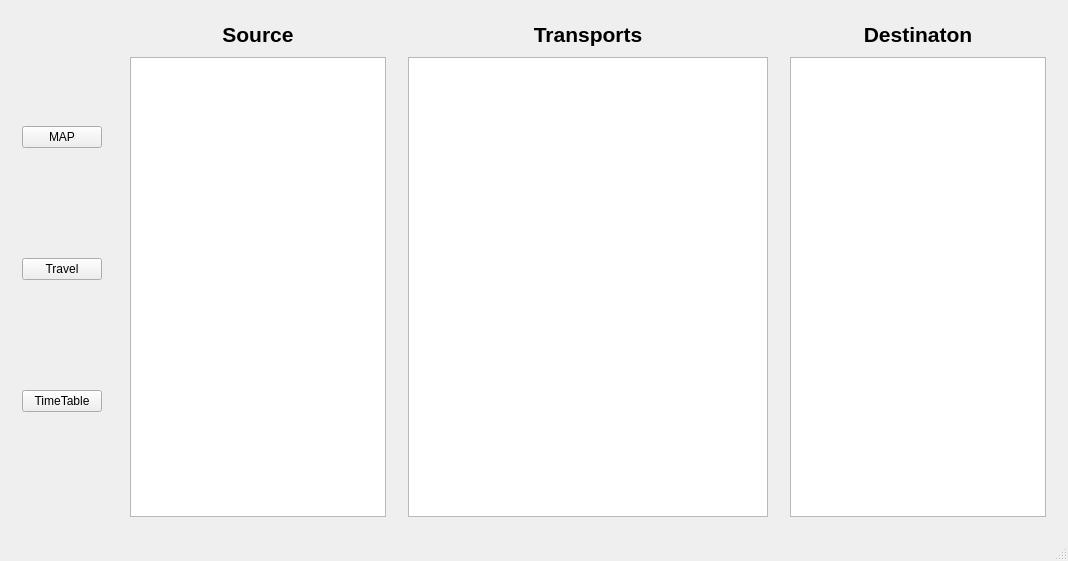
Above: source_code/MainWindow.ui from lennon624/travel-system before the change. Below: the same form after it.
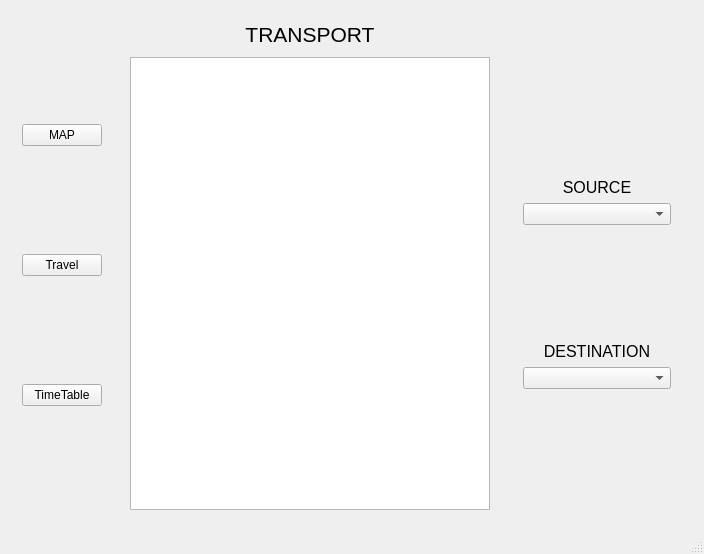
That is the form after the change. The open tabs and pages were chosen to show the change.

Diff of the .ui file:
```diff
--- a/source_code/MainWindow.ui
+++ b/source_code/MainWindow.ui
@@ -6,23 +6,28 @@
    <rect>
     <x>0</x>
     <y>0</y>
-    <width>1048</width>
-    <height>561</height>
+    <width>704</width>
+    <height>554</height>
    </rect>
   </property>
   <property name="sizePolicy">
-   <sizepolicy hsizetype="Expanding" vsizetype="Expanding">
+   <sizepolicy hsizetype="MinimumExpanding" vsizetype="Fixed">
     <horstretch>0</horstretch>
     <verstretch>0</verstretch>
    </sizepolicy>
   </property>
+  <property name="font">
+   <font>
+    <family>Microsoft YaHei UI</family>
+   </font>
+  </property>
   <property name="windowTitle">
    <string>COVID-19 Travel System</string>
   </property>
   <widget class="QWidget" name="centralWidget">
    <layout class="QHBoxLayout" name="horizontalLayout">
     <item>
-     <widget class="QWidget" name="widget_2" native="true">
+     <widget class="QWidget" name="widget_control" native="true">
       <property name="sizePolicy">
        <sizepolicy hsizetype="Fixed" vsizetype="Preferred">
         <horstretch>0</horstretch>
@@ -57,7 +62,7 @@
     <item>
      <widget class="QStackedWidget" name="stackedWidget">
       <property name="sizePolicy">
-       <sizepolicy hsizetype="Fixed" vsizetype="Preferred">
+       <sizepolicy hsizetype="Expanding" vsizetype="Preferred">
         <horstretch>0</horstretch>
         <verstretch>0</verstretch>
        </sizepolicy>
@@ -76,84 +81,112 @@
         <property name="verticalSpacing">
          <number>10</number>
         </property>
-        <item row="3" column="0" colspan="2">
-         <widget class="QListWidget" name="listWidget_src">
-          <property name="sizePolicy">
-           <sizepolicy hsizetype="Fixed" vsizetype="Expanding">
-            <horstretch>0</horstretch>
-            <verstretch>0</verstretch>
-           </sizepolicy>
-          </property>
-          <property name="minimumSize">
-           <size>
-            <width>150</width>
-            <height>0</height>
-           </size>
-          </property>
+        <item row="2" column="2">
+         <widget class="QWidget" name="widget_choose" native="true">
+          <layout class="QVBoxLayout" name="verticalLayout_2">
+           <item>
+            <spacer name="verticalSpacer">
+             <property name="orientation">
+              <enum>Qt::Vertical</enum>
+             </property>
+             <property name="sizeHint" stdset="0">
+              <size>
+               <width>20</width>
+               <height>40</height>
+              </size>
+             </property>
+            </spacer>
+           </item>
+           <item>
+            <widget class="QLabel" name="label_srcCity">
+             <property name="font">
+              <font>
+               <family>Microsoft YaHei UI</family>
+              </font>
+             </property>
+             <property name="text">
+              <string>&lt;html&gt;&lt;head/&gt;&lt;body&gt;&lt;p align=&quot;center&quot;&gt;&lt;span style=&quot; font-size:12pt;&quot;&gt;SOURCE&lt;/span&gt;&lt;/p&gt;&lt;/body&gt;&lt;/html&gt;</string>
+             </property>
+            </widget>
+           </item>
+           <item>
+            <widget class="QComboBox" name="combo_srcCity">
+             <property name="font">
+              <font>
+               <family>Microsoft YaHei UI</family>
+              </font>
+             </property>
+            </widget>
+           </item>
+           <item>
+            <spacer name="verticalSpacer_3">
+             <property name="orientation">
+              <enum>Qt::Vertical</enum>
+             </property>
+             <property name="sizeHint" stdset="0">
+              <size>
+               <width>20</width>
+               <height>40</height>
+              </size>
+             </property>
+            </spacer>
+           </item>
+           <item>
+            <widget class="QLabel" name="label_destCity">
+             <property name="sizePolicy">
+              <sizepolicy hsizetype="Preferred" vsizetype="Minimum">
+               <horstretch>0</horstretch>
+               <verstretch>0</verstretch>
+              </sizepolicy>
+             </property>
+             <property name="font">
+              <font>
+               <family>Microsoft YaHei UI</family>
+              </font>
+             </property>
+             <property name="text">
+              <string>&lt;html&gt;&lt;head/&gt;&lt;body&gt;&lt;p align=&quot;center&quot;&gt;&lt;span style=&quot; font-size:12pt;&quot;&gt;DESTINATION&lt;/span&gt;&lt;/p&gt;&lt;/body&gt;&lt;/html&gt;</string>
+             </property>
+            </widget>
+           </item>
+           <item>
+            <widget class="QComboBox" name="combo_destCity">
+             <property name="font">
+              <font>
+               <family>Microsoft YaHei UI</family>
+              </font>
+             </property>
+            </widget>
+           </item>
+           <item>
+            <spacer name="verticalSpacer_2">
+             <property name="orientation">
+              <enum>Qt::Vertical</enum>
+             </property>
+             <property name="sizeHint" stdset="0">
+              <size>
+               <width>20</width>
+               <height>40</height>
+              </size>
+             </property>
+            </spacer>
+           </item>
+          </layout>
          </widget>
         </item>
-        <item row="0" column="4">
+        <item row="0" column="1">
          <widget class="QLabel" name="label_srcTitle">
-          <property name="text">
-           <string>&lt;html&gt;&lt;head/&gt;&lt;body&gt;&lt;p align=&quot;center&quot;&gt;&lt;span style=&quot; font-size:16pt; font-weight:600;&quot;&gt;Transports&lt;/span&gt;&lt;/p&gt;&lt;/body&gt;&lt;/html&gt;</string>
+          <property name="font">
+           <font>
+            <family>Microsoft YaHei UI</family>
+           </font>
           </property>
-         </widget>
-        </item>
-        <item row="3" column="7">
-         <widget class="QListWidget" name="listWidget_dest">
-          <property name="sizePolicy">
-           <sizepolicy hsizetype="Fixed" vsizetype="Expanding">
-            <horstretch>0</horstretch>
-            <verstretch>0</verstretch>
-           </sizepolicy>
-          </property>
-          <property name="minimumSize">
-           <size>
-            <width>150</width>
-            <height>0</height>
-           </size>
-          </property>
-         </widget>
-        </item>
-        <item row="0" column="7">
-         <widget class="QLabel" name="label_destTitle">
-          <property name="sizePolicy">
-           <sizepolicy hsizetype="Expanding" vsizetype="Preferred">
-            <horstretch>0</horstretch>
-            <verstretch>0</verstretch>
-           </sizepolicy>
-          </property>
-          <property name="minimumSize">
-           <size>
-            <width>150</width>
-            <height>0</height>
-           </size>
-          </property>
           <property name="text">
-           <string>&lt;html&gt;&lt;head/&gt;&lt;body&gt;&lt;p align=&quot;center&quot;&gt;&lt;span style=&quot; font-size:16pt; font-weight:600;&quot;&gt;Destinaton&lt;/span&gt;&lt;/p&gt;&lt;/body&gt;&lt;/html&gt;</string>
+           <string>&lt;html&gt;&lt;head/&gt;&lt;body&gt;&lt;p align=&quot;center&quot;&gt;&lt;span style=&quot; font-size:16pt;&quot;&gt;TRANSPORT&lt;/span&gt;&lt;/p&gt;&lt;/body&gt;&lt;/html&gt;</string>
           </property>
          </widget>
         </item>
-        <item row="0" column="0" colspan="2">
-         <widget class="QLabel" name="label_transTitle">
-          <property name="sizePolicy">
-           <sizepolicy hsizetype="Expanding" vsizetype="Preferred">
-            <horstretch>0</horstretch>
-            <verstretch>0</verstretch>
-           </sizepolicy>
-          </property>
-          <property name="minimumSize">
-           <size>
-            <width>150</width>
-            <height>0</height>
-           </size>
-          </property>
-          <property name="text">
-           <string>&lt;html&gt;&lt;head/&gt;&lt;body&gt;&lt;p align=&quot;center&quot;&gt;&lt;span style=&quot; font-size:16pt; font-weight:600;&quot;&gt;Source&lt;/span&gt;&lt;/p&gt;&lt;/body&gt;&lt;/html&gt;</string>
-          </property>
-         </widget>
-        </item>
-        <item row="3" column="4">
+        <item row="2" column="1">
          <widget class="QListWidget" name="listWidget_trans">
           <property name="sizePolicy">
            <sizepolicy hsizetype="Fixed" vsizetype="Expanding">
@@ -184,7 +217,158 @@
        </layout>
       </widget>
       <widget class="QWidget" name="page_map"/>
-      <widget class="QWidget" name="page_travel"/>
+      <widget class="QWidget" name="page_travel">
+       <layout class="QGridLayout" name="gridLayout">
+        <item row="1" column="0">
+         <widget class="QListWidget" name="listWidget_plan">
+          <property name="sizePolicy">
+           <sizepolicy hsizetype="Fixed" vsizetype="Expanding">
+            <horstretch>0</horstretch>
+            <verstretch>0</verstretch>
+           </sizepolicy>
+          </property>
+          <property name="minimumSize">
+           <size>
+            <width>360</width>
+            <height>110</height>
+           </size>
+          </property>
+          <property name="contextMenuPolicy">
+           <enum>Qt::DefaultContextMenu</enum>
+          </property>
+          <property name="verticalScrollBarPolicy">
+           <enum>Qt::ScrollBarAlwaysOff</enum>
+          </property>
+          <property name="horizontalScrollBarPolicy">
+           <enum>Qt::ScrollBarAlwaysOff</enum>
+          </property>
+          <property name="sizeAdjustPolicy">
+           <enum>QAbstractScrollArea::AdjustToContentsOnFirstShow</enum>
+          </property>
+         </widget>
+        </item>
+        <item row="1" column="1">
+         <widget class="QWidget" name="widget_2" native="true">
+          <layout class="QVBoxLayout" name="verticalLayout_4">
+           <item>
+            <spacer name="verticalSpacer_6">
+             <property name="orientation">
+              <enum>Qt::Vertical</enum>
+             </property>
+             <property name="sizeHint" stdset="0">
+              <size>
+               <width>20</width>
+               <height>40</height>
+              </size>
+             </property>
+            </spacer>
+           </item>
+           <item>
+            <widget class="QLabel" name="label_5">
+             <property name="text">
+              <string>&lt;html&gt;&lt;head/&gt;&lt;body&gt;&lt;p align=&quot;center&quot;&gt;&lt;span style=&quot; font-size:12pt;&quot;&gt;START  FROM&lt;/span&gt;&lt;/p&gt;&lt;/body&gt;&lt;/html&gt;</string>
+             </property>
+            </widget>
+           </item>
+           <item>
+            <widget class="QComboBox" name="comboBox">
+             <property name="enabled">
+              <bool>true</bool>
+             </property>
+            </widget>
+           </item>
+           <item>
+            <spacer name="verticalSpacer_4">
+             <property name="orientation">
+              <enum>Qt::Vertical</enum>
+             </property>
+             <property name="sizeHint" stdset="0">
+              <size>
+               <width>20</width>
+               <height>40</height>
+              </size>
+             </property>
+            </spacer>
+           </item>
+           <item>
+            <widget class="QLabel" name="label_4">
+             <property name="text">
+              <string>&lt;html&gt;&lt;head/&gt;&lt;body&gt;&lt;p align=&quot;center&quot;&gt;&lt;span style=&quot; font-size:12pt;&quot;&gt;DESTINATION&lt;/span&gt;&lt;/p&gt;&lt;/body&gt;&lt;/html&gt;</string>
+             </property>
+            </widget>
+           </item>
+           <item>
+            <widget class="QComboBox" name="combo_destTravel">
+             <property name="editable">
+              <bool>false</bool>
+             </property>
+            </widget>
+           </item>
+           <item>
+            <spacer name="verticalSpacer_5">
+             <property name="orientation">
+              <enum>Qt::Vertical</enum>
+             </property>
+             <property name="sizeHint" stdset="0">
+              <size>
+               <width>20</width>
+               <height>40</height>
+              </size>
+             </property>
+            </spacer>
+           </item>
+           <item>
+            <widget class="QPushButton" name="pushButton">
+             <property name="text">
+              <string>Confirm</string>
+             </property>
+            </widget>
+           </item>
+           <item>
+            <spacer name="verticalSpacer_7">
+             <property name="orientation">
+              <enum>Qt::Vertical</enum>
+             </property>
+             <property name="sizeHint" stdset="0">
+              <size>
+               <width>20</width>
+               <height>40</height>
+              </size>
+             </property>
+            </spacer>
+           </item>
+           <item>
+            <widget class="QPushButton" name="pushButton_2">
+             <property name="text">
+              <string>MyPlan</string>
+             </property>
+            </widget>
+           </item>
+           <item>
+            <spacer name="verticalSpacer_8">
+             <property name="orientation">
+              <enum>Qt::Vertical</enum>
+             </property>
+             <property name="sizeHint" stdset="0">
+              <size>
+               <width>20</width>
+               <height>40</height>
+              </size>
+             </property>
+            </spacer>
+           </item>
+          </layout>
+         </widget>
+        </item>
+        <item row="0" column="0">
+         <widget class="QLabel" name="label">
+          <property name="text">
+           <string>&lt;html&gt;&lt;head/&gt;&lt;body&gt;&lt;p align=&quot;center&quot;&gt;&lt;span style=&quot; font-size:16pt;&quot;&gt;PLAN&lt;/span&gt;&lt;/p&gt;&lt;/body&gt;&lt;/html&gt;</string>
+          </property>
+         </widget>
+        </item>
+       </layout>
+      </widget>
      </widget>
     </item>
    </layout>
```
Left out of the diff: 2 changed lines with no effect on the pictures.
